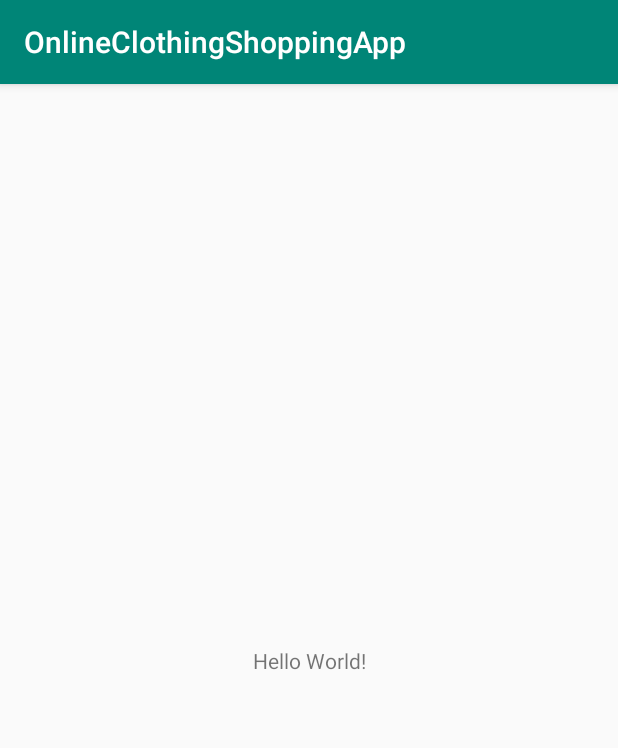
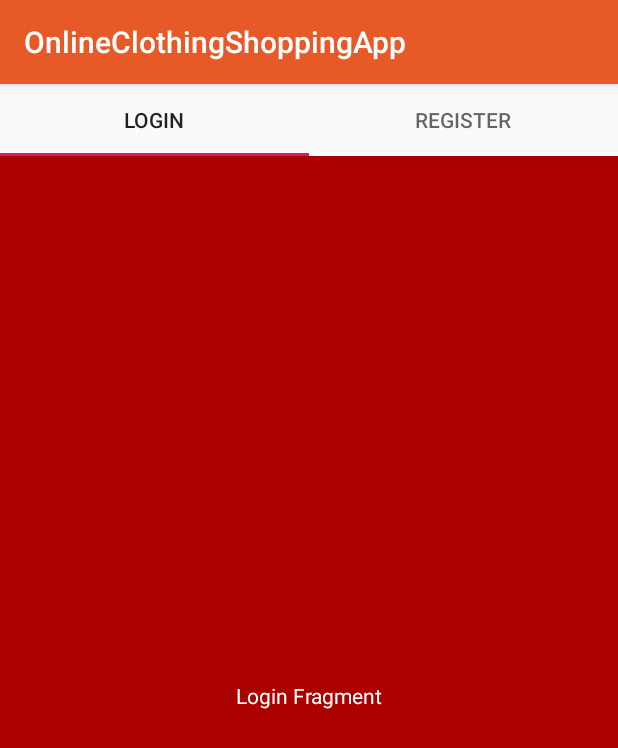
Before and after one commit to Jenishls/OnlineClothingShoppingApp, an Android app: the screen it shows after launch (MainActivity), on a phone screen of 412 x 824 dp. Shown: the top 748 px of the screen. Run offline under Robolectric (Android 15) with nearby library versions, the phone set to English and light mode, and no system bars.

Commit message:
setup fragments for login and registration

```diff
--- a/app/build.gradle
+++ b/app/build.gradle
@@ -22,7 +22,10 @@ dependencies {
     implementation fileTree(dir: 'libs', include: ['*.jar'])
     implementation 'com.android.support:appcompat-v7:28.0.0'
     implementation 'com.android.support.constraint:constraint-layout:1.1.3'
+    implementation 'com.android.support:support-v4:28.0.0'
     testImplementation 'junit:junit:4.12'
     androidTestImplementation 'com.android.support.test:runner:1.0.2'
     androidTestImplementation 'com.android.support.test.espresso:espresso-core:3.0.2'
+
+    implementation 'com.android.support:design:28.0.0'
 }
--- /dev/null
+++ b/app/src/main/java/adapter/ViewPagerAdapter.java
@@ -0,0 +1,40 @@
+package adapter;
+
+import android.support.annotation.Nullable;
+import android.support.v4.app.Fragment;
+import android.support.v4.app.FragmentManager;
+import android.support.v4.app.FragmentPagerAdapter;
+
+import java.util.ArrayList;
+import java.util.List;
+
+public class ViewPagerAdapter extends FragmentPagerAdapter {
+
+    private List<Fragment> fragmentList = new ArrayList<>();
+    private List<String> fragmentTitle  = new ArrayList<>();
+
+    public ViewPagerAdapter(FragmentManager fm) {
+        super(fm);
+    }
+
+    @Override
+    public Fragment getItem(int i) {
+        return fragmentList.get(i);
+    }
+
+    @Override
+    public int getCount() {
+        return fragmentList.size();
+    }
+
+    @Nullable
+    @Override
+    public CharSequence getPageTitle(int position) {
+        return fragmentTitle.get(position);
+    }
+
+    public void addFragment(Fragment fragment, String title){
+        fragmentList.add(fragment);
+        fragmentTitle.add(title);
+    }
+}
--- a/app/src/main/java/com/e/onlineclothingshoppingapp/MainActivity.java
+++ b/app/src/main/java/com/e/onlineclothingshoppingapp/MainActivity.java
@@ -1,13 +1,35 @@
 package com.e.onlineclothingshoppingapp;
 
+import android.support.design.widget.TabLayout;
+import android.support.v4.app.Fragment;
+import android.support.v4.view.ViewPager;
 import android.support.v7.app.AppCompatActivity;
 import android.os.Bundle;
 
+import adapter.ViewPagerAdapter;
+import fragments.LoginFragment;
+import fragments.RegisterFragment;
+
 public class MainActivity extends AppCompatActivity {
+
+    private ViewPager viewPager;
+    private TabLayout tabLayout;
 
     @Override
     protected void onCreate(Bundle savedInstanceState) {
         super.onCreate(savedInstanceState);
         setContentView(R.layout.activity_main);
+
+        tabLayout = findViewById(R.id.tabId);
+        viewPager = findViewById(R.id.viewPager);
+
+        ViewPagerAdapter adapter = new ViewPagerAdapter(getSupportFragmentManager());
+
+        adapter.addFragment(new LoginFragment(), "Login");
+        adapter.addFragment(new RegisterFragment(), "Register");
+
+        viewPager.setAdapter(adapter);
+        tabLayout.setupWithViewPager(viewPager);
+
     }
 }
--- /dev/null
+++ b/app/src/main/java/fragments/LoginFragment.java
@@ -0,0 +1,30 @@
+package fragments;
+
+
+import android.os.Bundle;
+import android.support.v4.app.Fragment;
+import android.view.LayoutInflater;
+import android.view.View;
+import android.view.ViewGroup;
+
+import com.e.onlineclothingshoppingapp.R;
+
+/**
+ * A simple {@link Fragment} subclass.
+ */
+public class LoginFragment extends Fragment {
+
+
+    public LoginFragment() {
+        // Required empty public constructor
+    }
+
+
+    @Override
+    public View onCreateView(LayoutInflater inflater, ViewGroup container,
+                             Bundle savedInstanceState) {
+        // Inflate the layout for this fragment
+        return inflater.inflate(R.layout.fragment_login, container, false);
+    }
+
+}
--- /dev/null
+++ b/app/src/main/java/fragments/RegisterFragment.java
@@ -0,0 +1,30 @@
+package fragments;
+
+
+import android.os.Bundle;
+import android.support.v4.app.Fragment;
+import android.view.LayoutInflater;
+import android.view.View;
+import android.view.ViewGroup;
+
+import com.e.onlineclothingshoppingapp.R;
+
+/**
+ * A simple {@link Fragment} subclass.
+ */
+public class RegisterFragment extends Fragment {
+
+
+    public RegisterFragment() {
+        // Required empty public constructor
+    }
+
+
+    @Override
+    public View onCreateView(LayoutInflater inflater, ViewGroup container,
+                             Bundle savedInstanceState) {
+        // Inflate the layout for this fragment
+        return inflater.inflate(R.layout.fragment_register, container, false);
+    }
+
+}
--- a/app/src/main/res/layout/activity_main.xml
+++ b/app/src/main/res/layout/activity_main.xml
@@ -1,18 +1,23 @@
 <?xml version="1.0" encoding="utf-8"?>
-<android.support.constraint.ConstraintLayout xmlns:android="http://schemas.android.com/apk/res/android"
+<LinearLayout xmlns:android="http://schemas.android.com/apk/res/android"
     xmlns:app="http://schemas.android.com/apk/res-auto"
     xmlns:tools="http://schemas.android.com/tools"
     android:layout_width="match_parent"
     android:layout_height="match_parent"
-    tools:context=".MainActivity">
+    tools:context=".MainActivity"
+    android:orientation="vertical">
 
-    <TextView
-        android:layout_width="wrap_content"
-        android:layout_height="wrap_content"
-        android:text="Hello World!"
-        app:layout_constraintBottom_toBottomOf="parent"
-        app:layout_constraintLeft_toLeftOf="parent"
-        app:layout_constraintRight_toRightOf="parent"
-        app:layout_constraintTop_toTopOf="parent" />
+    <android.support.design.widget.TabLayout
+        android:id="@+id/tabId"
+        android:layout_width="match_parent"
+        android:layout_height="wrap_content">
 
-</android.support.constraint.ConstraintLayout>
+    </android.support.design.widget.TabLayout>
+
+    <android.support.v4.view.ViewPager
+        android:id="@+id/viewPager"
+        android:layout_width="match_parent"
+        android:layout_height="wrap_content">
+
+    </android.support.v4.view.ViewPager>
+</LinearLayout>
--- /dev/null
+++ b/app/src/main/res/layout/fragment_login.xml
@@ -0,0 +1,17 @@
+<FrameLayout xmlns:android="http://schemas.android.com/apk/res/android"
+    xmlns:tools="http://schemas.android.com/tools"
+    android:layout_width="match_parent"
+    android:layout_height="match_parent"
+    tools:context="fragments.LoginFragment"
+    android:background="#A00"
+    >
+
+    <!-- TODO: Update blank fragment layout -->
+    <TextView
+        android:layout_width="match_parent"
+        android:layout_height="match_parent"
+        android:text="Login Fragment"
+        android:textColor="#FFF"
+        android:gravity="center"/>
+
+</FrameLayout>
--- /dev/null
+++ b/app/src/main/res/layout/fragment_register.xml
@@ -0,0 +1,17 @@
+<FrameLayout xmlns:android="http://schemas.android.com/apk/res/android"
+    xmlns:tools="http://schemas.android.com/tools"
+    android:layout_width="match_parent"
+    android:layout_height="match_parent"
+    tools:context="fragments.RegisterFragment"
+    android:background="#0A0"
+    >
+
+    <!-- TODO: Update blank fragment layout -->
+    <TextView
+        android:layout_width="match_parent"
+        android:layout_height="match_parent"
+        android:text="Register Fragment"
+        android:textColor="#FFF"
+        android:gravity="center"/>
+
+</FrameLayout>
--- a/app/src/main/res/values/strings.xml
+++ b/app/src/main/res/values/strings.xml
@@ -1,3 +1,6 @@
 <resources>
     <string name="app_name">OnlineClothingShoppingApp</string>
+
+    <!-- TODO: Remove or change this placeholder text -->
+    <string name="hello_blank_fragment">Hello blank fragment</string>
 </resources>
--- a/app/src/main/res/values/styles.xml
+++ b/app/src/main/res/values/styles.xml
@@ -3,9 +3,11 @@
     <!-- Base application theme. -->
     <style name="AppTheme" parent="Theme.AppCompat.Light.DarkActionBar">
         <!-- Customize your theme here. -->
-        <item name="colorPrimary">@color/colorPrimary</item>
-        <item name="colorPrimaryDark">@color/colorPrimaryDark</item>
+        <item name="colorPrimary">#E75927</item>
+        <item name="colorPrimaryDark">#DB4815</item>
         <item name="colorAccent">@color/colorAccent</item>
+
+
     </style>
 
 </resources>
--- a/build.gradle
+++ b/build.gradle
@@ -7,7 +7,7 @@ buildscript {
 
     }
     dependencies {
-        classpath 'com.android.tools.build:gradle:3.3.2'
+        classpath 'com.android.tools.build:gradle:3.4.0'
 
         // NOTE: Do not place your application dependencies here; they belong
         // in the individual module build.gradle files
```
Also changed, not shown: gradle/wrapper/gradle-wrapper.properties.
